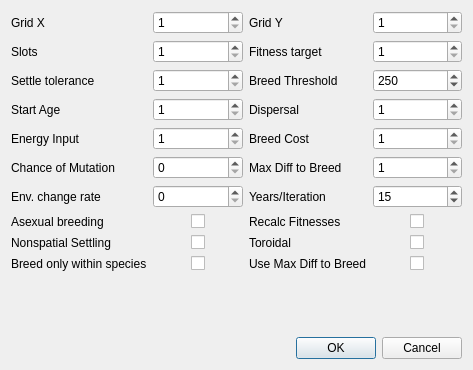
This is dialog.ui in marksutton/EvoSim as Qt 5 draws it before an edit. The edited form follows.
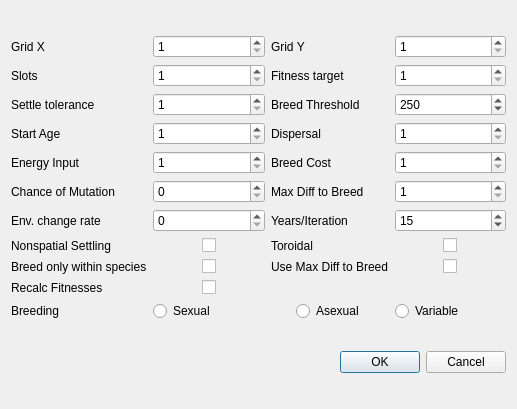
This is the edited form.

Commit message: Started implementation of variable breeding - updated settings to include, and added globals as required

Patch:
```diff
--- a/dialog.ui
+++ b/dialog.ui
@@ -6,8 +6,8 @@
    <rect>
     <x>0</x>
     <y>0</y>
-    <width>473</width>
-    <height>370</height>
+    <width>517</width>
+    <height>409</height>
    </rect>
   </property>
   <property name="windowTitle">
@@ -52,30 +52,6 @@
        </property>
       </widget>
      </item>
-     <item row="8" column="2">
-      <widget class="QLabel" name="lableRF">
-       <property name="text">
-        <string>Recalc Fitnesses</string>
-       </property>
-      </widget>
-     </item>
-     <item row="8" column="1" alignment="Qt::AlignHCenter">
-      <widget class="QCheckBox" name="CheckBoxAsexual">
-       <property name="layoutDirection">
-        <enum>Qt::RightToLeft</enum>
-       </property>
-       <property name="text">
-        <string/>
-       </property>
-      </widget>
-     </item>
-     <item row="8" column="0">
-      <widget class="QLabel" name="label_18">
-       <property name="text">
-        <string>Asexual breeding</string>
-       </property>
-      </widget>
-     </item>
      <item row="6" column="3">
       <widget class="QSpinBox" name="SpinBoxYearsPerIteration">
        <property name="minimum">
@@ -269,62 +245,52 @@
        </property>
       </widget>
      </item>
-     <item row="12" column="2">
+     <item row="11" column="2">
       <widget class="QLabel" name="label_22">
        <property name="text">
         <string>Use Max Diff to Breed</string>
        </property>
       </widget>
      </item>
-     <item row="10" column="2">
+     <item row="11" column="1" alignment="Qt::AlignHCenter">
+      <widget class="QCheckBox" name="CheckBoxBreedWithinSpecies">
+       <property name="text">
+        <string/>
+       </property>
+      </widget>
+     </item>
+     <item row="9" column="3" alignment="Qt::AlignHCenter">
+      <widget class="QCheckBox" name="CheckBoxToroidal">
+       <property name="layoutDirection">
+        <enum>Qt::RightToLeft</enum>
+       </property>
+       <property name="text">
+        <string/>
+       </property>
+      </widget>
+     </item>
+     <item row="9" column="2">
       <widget class="QLabel" name="label_19">
        <property name="text">
         <string>Toroidal</string>
        </property>
       </widget>
      </item>
-     <item row="10" column="3" alignment="Qt::AlignHCenter">
-      <widget class="QCheckBox" name="CheckBoxToroidal">
-       <property name="layoutDirection">
-        <enum>Qt::RightToLeft</enum>
-       </property>
+     <item row="9" column="1" alignment="Qt::AlignHCenter">
+      <widget class="QCheckBox" name="CheckBoxNonSpatial">
        <property name="text">
         <string/>
        </property>
       </widget>
      </item>
-     <item row="12" column="1" alignment="Qt::AlignHCenter">
-      <widget class="QCheckBox" name="CheckBoxBreedWithinSpecies">
-       <property name="text">
-        <string/>
-       </property>
-      </widget>
-     </item>
-     <item row="10" column="0">
+     <item row="9" column="0">
       <widget class="QLabel" name="label_20">
        <property name="text">
         <string>Nonspatial Settling</string>
        </property>
       </widget>
      </item>
-     <item row="10" column="1" alignment="Qt::AlignHCenter">
-      <widget class="QCheckBox" name="CheckBoxNonSpatial">
-       <property name="text">
-        <string/>
-       </property>
-      </widget>
-     </item>
-     <item row="8" column="3" alignment="Qt::AlignHCenter">
-      <widget class="QCheckBox" name="CheckBoxRecalcFitness">
-       <property name="layoutDirection">
-        <enum>Qt::RightToLeft</enum>
-       </property>
-       <property name="text">
-        <string/>
-       </property>
-      </widget>
-     </item>
-     <item row="12" column="0">
+     <item row="11" column="0">
       <widget class="QLabel" name="label_21">
        <property name="text">
         <string>Breed only within species</string>
@@ -338,6 +304,13 @@
        </property>
       </widget>
      </item>
+     <item row="11" column="3" alignment="Qt::AlignHCenter">
+      <widget class="QCheckBox" name="CheckBoxBreedWithDifference">
+       <property name="text">
+        <string/>
+       </property>
+      </widget>
+     </item>
      <item row="0" column="1">
       <widget class="QSpinBox" name="SpinBoxGridX">
        <property name="enabled">
@@ -358,28 +331,53 @@
        </property>
       </widget>
      </item>
-     <item row="12" column="3" alignment="Qt::AlignHCenter">
-      <widget class="QCheckBox" name="CheckBoxBreedWithDifference">
+     <item row="13" column="1">
+      <widget class="QRadioButton" name="radioSexual">
+       <property name="text">
+        <string>Sexual</string>
+       </property>
+      </widget>
+     </item>
+     <item row="13" column="2" alignment="Qt::AlignHCenter">
+      <widget class="QRadioButton" name="radioAsexual">
+       <property name="text">
+        <string>Asexual</string>
+       </property>
+      </widget>
+     </item>
+     <item row="13" column="3">
+      <widget class="QRadioButton" name="radioVariable">
+       <property name="text">
+        <string>Variable</string>
+       </property>
+      </widget>
+     </item>
+     <item row="12" column="1" alignment="Qt::AlignHCenter">
+      <widget class="QCheckBox" name="CheckBoxRecalcFitness">
+       <property name="layoutDirection">
+        <enum>Qt::RightToLeft</enum>
+       </property>
        <property name="text">
         <string/>
        </property>
       </widget>
      </item>
+     <item row="13" column="0">
+      <widget class="QLabel" name="label_16">
+       <property name="text">
+        <string>Breeding</string>
+       </property>
+      </widget>
+     </item>
+     <item row="12" column="0">
+      <widget class="QLabel" name="lableRF">
+       <property name="text">
+        <string>Recalc Fitnesses</string>
+       </property>
+      </widget>
+     </item>
     </layout>
    </item>
-   <item>
-    <spacer name="verticalSpacer">
-     <property name="orientation">
-      <enum>Qt::Vertical</enum>
-     </property>
-     <property name="sizeHint" stdset="0">
-      <size>
-       <width>20</width>
-       <height>40</height>
-      </size>
-     </property>
-    </spacer>
-   </item>
    <item>
     <widget class="QDialogButtonBox" name="buttonBox">
      <property name="orientation">
```
The commit also changes 3 other files.
